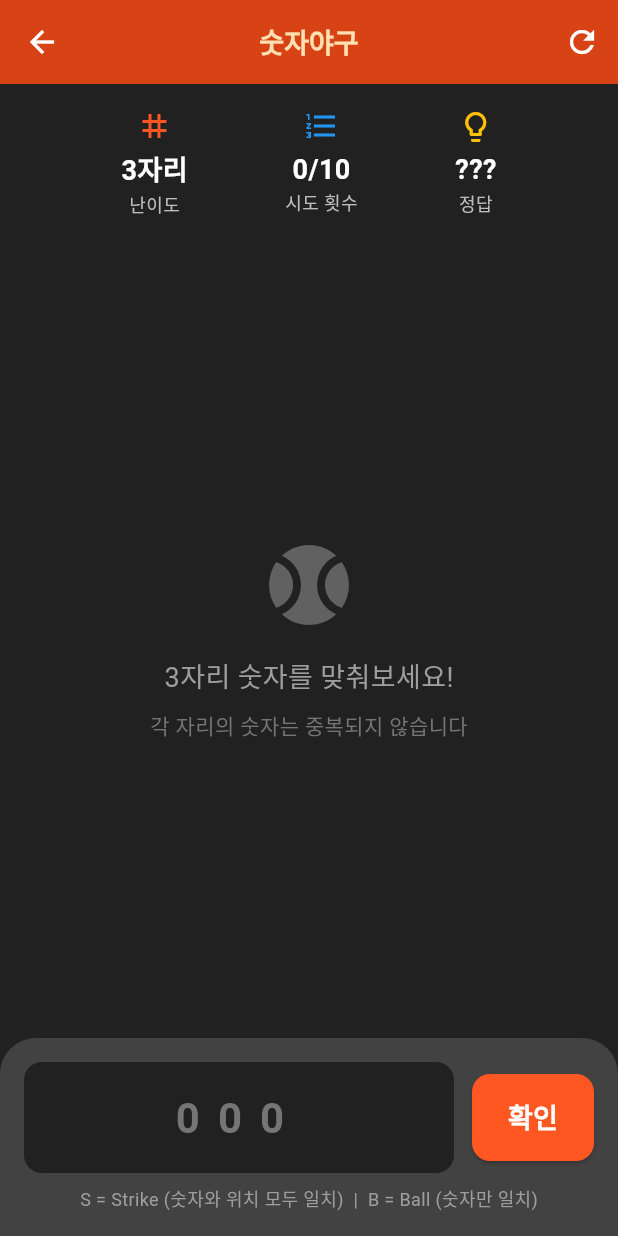
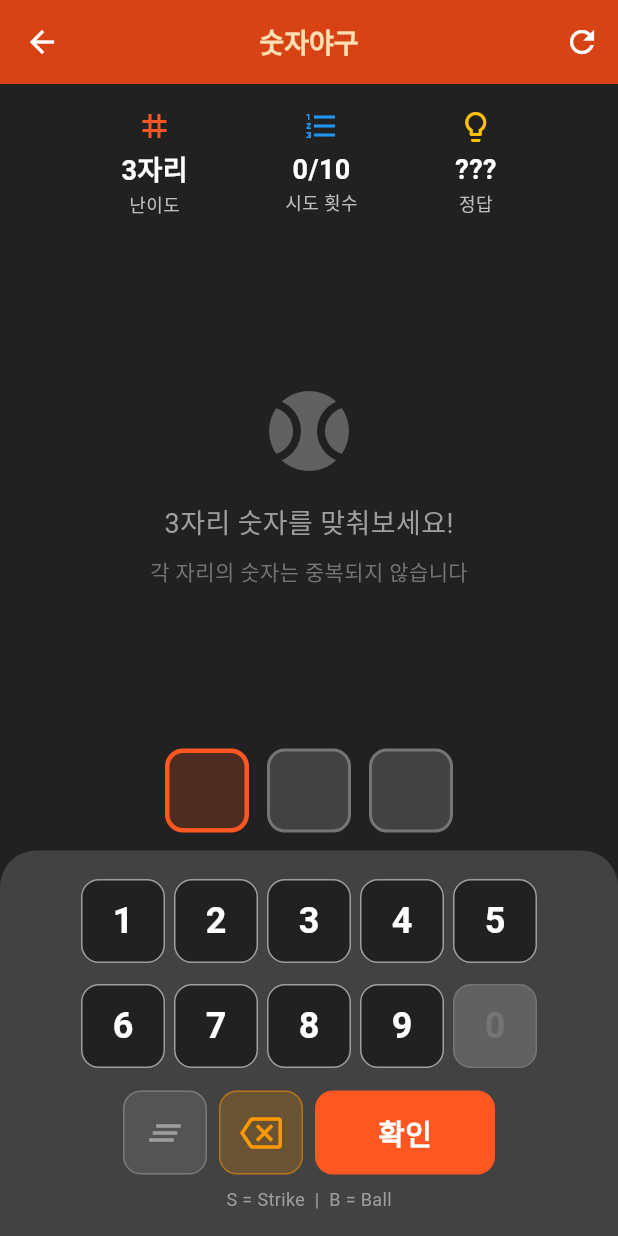
Before and after one commit to mhpark03/games, a Flutter app: the BaseballScreen screen opened directly, on a phone screen of 412 x 824 dp. Run offline on Flutter 3.47's test engine with Material 3 defaults, Android fonts, the phone set to English and light mode, and no system bars; our stand-ins replace shared_preferences; accounts and stored records are empty.

Commit message:
숫자야구 입력 방식을 박스 선택 방식으로 변경
- 텍스트 입력 대신 숫자 박스 선택 방식으로 변경
- 박스를 탭하여 선택 후 하단 숫자 버튼으로 입력
- 중복 숫자 및 첫 자리 0 입력 방지
- 이미 사용된 숫자 버튼 비활성화 표시
- 삭제, 전체 삭제, 확인 버튼 추가
- 세로/가로 모드 모두 지원

```diff
--- a/lib/games/baseball/baseball_screen.dart
+++ b/lib/games/baseball/baseball_screen.dart
@@ -37,8 +37,10 @@ class _BaseballScreenState extends State<BaseballScreen> {
   late String secretNumber;
   late int digitCount;
   List<GuessResult> guessHistory = [];
-  final TextEditingController _controller = TextEditingController();
-  final FocusNode _focusNode = FocusNode();
+
+  // 박스 선택 방식 입력
+  late List<String?> inputDigits;
+  int selectedIndex = 0;
 
   bool gameOver = false;
   bool gameWon = false;
@@ -49,14 +51,8 @@ class _BaseballScreenState extends State<BaseballScreen> {
   void initState() {
     super.initState();
     digitCount = widget.difficulty == BaseballDifficulty.easy ? 3 : 4;
+    inputDigits = List.filled(digitCount, null);
     _generateSecretNumber();
-  }
-
-  @override
-  void dispose() {
-    _controller.dispose();
-    _focusNode.dispose();
-    super.dispose();
   }
 
   void _generateSecretNumber() {
@@ -75,52 +71,80 @@ class _BaseballScreenState extends State<BaseballScreen> {
     secretNumber = digits.take(digitCount).join();
   }
 
+  void _onDigitInput(int digit) {
+    if (gameOver) return;
+
+    final digitStr = digit.toString();
+
+    // 첫 자리에 0 입력 불가
+    if (selectedIndex == 0 && digit == 0) {
+      setState(() {
+        errorMessage = '첫 자리는 0이 될 수 없습니다';
+      });
+      HapticFeedback.lightImpact();
+      return;
+    }
+
+    // 중복 숫자 체크
+    for (int i = 0; i < digitCount; i++) {
+      if (i != selectedIndex && inputDigits[i] == digitStr) {
+        setState(() {
+          errorMessage = '이미 사용된 숫자입니다';
+        });
+        HapticFeedback.lightImpact();
+        return;
+      }
+    }
+
+    setState(() {
+      errorMessage = null;
+      inputDigits[selectedIndex] = digitStr;
+      // 다음 빈 칸으로 이동
+      if (selectedIndex < digitCount - 1) {
+        selectedIndex++;
+      }
+    });
+    HapticFeedback.selectionClick();
+  }
+
+  void _onDelete() {
+    if (gameOver) return;
+
+    setState(() {
+      errorMessage = null;
+      if (inputDigits[selectedIndex] != null) {
+        inputDigits[selectedIndex] = null;
+      } else if (selectedIndex > 0) {
+        selectedIndex--;
+        inputDigits[selectedIndex] = null;
+      }
+    });
+    HapticFeedback.selectionClick();
+  }
+
+  void _onClear() {
+    if (gameOver) return;
+
+    setState(() {
+      errorMessage = null;
+      inputDigits = List.filled(digitCount, null);
+      selectedIndex = 0;
+    });
+    HapticFeedback.selectionClick();
+  }
+
   void _submitGuess() {
-    final guess = _controller.text.trim();
-
-    // 유효성 검사
-    if (guess.length != digitCount) {
+    // 모든 자리가 입력되었는지 확인
+    if (inputDigits.any((d) => d == null)) {
       setState(() {
-        errorMessage = '$digitCount자리 숫자를 입력하세요';
+        errorMessage = '모든 자리를 입력하세요';
       });
       return;
     }
 
-    if (!RegExp(r'^[0-9]+$').hasMatch(guess)) {
-      setState(() {
-        errorMessage = '숫자만 입력하세요';
-      });
-      return;
-    }
+    final guess = inputDigits.join();
 
-    if (guess[0] == '0') {
-      setState(() {
-        errorMessage = '첫 자리는 0이 될 수 없습니다';
-      });
-      return;
-    }
-
-    // 중복 숫자 검사
-    if (guess.split('').toSet().length != digitCount) {
-      setState(() {
-        errorMessage = '중복된 숫자가 있습니다';
-      });
-      return;
-    }
-
-    // 이미 시도한 숫자인지 검사
-    if (guessHistory.any((r) => r.guess == guess)) {
-      setState(() {
-        errorMessage = '이미 시도한 숫자입니다';
-      });
-      return;
-    }
-
-    setState(() {
-      errorMessage = null;
-    });
-
-    // 스트라이크, 볼 계산
+    // Strike와 Ball 계산
     int strikes = 0;
     int balls = 0;
 
@@ -140,30 +164,33 @@ class _BaseballScreenState extends State<BaseballScreen> {
 
     setState(() {
       guessHistory.add(result);
-      _controller.clear();
+      errorMessage = null;
+      inputDigits = List.filled(digitCount, null);
+      selectedIndex = 0;
 
       if (result.isCorrect) {
+        gameOver = true;
         gameWon = true;
-        gameOver = true;
-        HapticFeedback.heavyImpact();
       } else if (guessHistory.length >= maxAttempts) {
         gameOver = true;
-        HapticFeedback.heavyImpact();
-      } else {
-        HapticFeedback.lightImpact();
+        gameWon = false;
       }
     });
+
+    HapticFeedback.mediumImpact();
   }
 
   void _restartGame() {
     setState(() {
+      _generateSecretNumber();
       guessHistory.clear();
+      inputDigits = List.filled(digitCount, null);
+      selectedIndex = 0;
       gameOver = false;
       gameWon = false;
       errorMessage = null;
-      _controller.clear();
-      _generateSecretNumber();
     });
+    HapticFeedback.mediumImpact();
   }
 
   String _getDifficultyText() {
@@ -238,7 +265,7 @@ class _BaseballScreenState extends State<BaseballScreen> {
             children: [
               // 왼쪽 패널: 뒤로가기, 제목, 정보
               SizedBox(
-                width: 160,
+                width: 140,
                 child: Column(
                   children: [
                     const SizedBox(height: 8),
@@ -283,15 +310,22 @@ class _BaseballScreenState extends State<BaseballScreen> {
               Expanded(
                 child: Column(
                   children: [
+                    // 숫자 입력 박스
+                    if (!gameOver)
+                      Padding(
+                        padding: const EdgeInsets.all(12),
+                        child: _buildDigitBoxes(isLandscape: true),
+                      ),
+                    // 기록 목록
                     Expanded(
                       child: _buildGuessHistory(isLandscape: true),
                     ),
                   ],
                 ),
               ),
-              // 오른쪽 패널: 입력 영역
+              // 오른쪽 패널: 숫자 버튼
               SizedBox(
-                width: 200,
+                width: 180,
                 child: Column(
                   children: [
                     const SizedBox(height: 8),
@@ -305,13 +339,231 @@ class _BaseballScreenState extends State<BaseballScreen> {
                       ],
                     ),
                     const Spacer(),
-                    if (!gameOver) _buildCompactInputArea(),
+                    if (!gameOver) _buildNumberPad(isLandscape: true),
                     const Spacer(),
                   ],
                 ),
               ),
             ],
           ),
+        ),
+      ),
+    );
+  }
+
+  Widget _buildDigitBoxes({bool isLandscape = false}) {
+    final boxSize = isLandscape ? 44.0 : 56.0;
+    final fontSize = isLandscape ? 24.0 : 32.0;
+
+    return Column(
+      children: [
+        if (errorMessage != null)
+          Container(
+            margin: const EdgeInsets.only(bottom: 8),
+            padding: const EdgeInsets.symmetric(horizontal: 12, vertical: 6),
+            decoration: BoxDecoration(
+              color: Colors.red.withValues(alpha: 0.2),
+              borderRadius: BorderRadius.circular(8),
+            ),
+            child: Text(
+              errorMessage!,
+              style: TextStyle(
+                color: Colors.red,
+                fontSize: isLandscape ? 11 : 13,
+              ),
+            ),
+          ),
+        Row(
+          mainAxisAlignment: MainAxisAlignment.center,
+          children: List.generate(digitCount, (index) {
+            final isSelected = index == selectedIndex;
+            final hasValue = inputDigits[index] != null;
+
+            return GestureDetector(
+              onTap: () {
+                if (!gameOver) {
+                  setState(() {
+                    selectedIndex = index;
+                  });
+                  HapticFeedback.selectionClick();
+                }
+              },
+              child: Container(
+                width: boxSize,
+                height: boxSize,
+                margin: EdgeInsets.symmetric(horizontal: isLandscape ? 4 : 6),
+                decoration: BoxDecoration(
+                  color: isSelected
+                      ? Colors.deepOrange.withValues(alpha: 0.2)
+                      : Colors.grey.shade800,
+                  borderRadius: BorderRadius.circular(12),
+                  border: Border.all(
+                    color: isSelected ? Colors.deepOrange : Colors.grey.shade600,
+                    width: isSelected ? 3 : 2,
+                  ),
+                ),
+                child: Center(
+                  child: Text(
+                    hasValue ? inputDigits[index]! : '',
+                    style: TextStyle(
+                      color: Colors.white,
+                      fontSize: fontSize,
+                      fontWeight: FontWeight.bold,
+                    ),
+                  ),
+                ),
+              ),
+            );
+          }),
+        ),
+      ],
+    );
+  }
+
+  Widget _buildNumberPad({bool isLandscape = false}) {
+    final buttonSize = isLandscape ? 44.0 : 56.0;
+    final fontSize = isLandscape ? 20.0 : 24.0;
+
+    return Container(
+      padding: EdgeInsets.all(isLandscape ? 8 : 16),
+      decoration: BoxDecoration(
+        color: Colors.grey.shade800,
+        borderRadius: isLandscape
+            ? BorderRadius.circular(16)
+            : const BorderRadius.vertical(top: Radius.circular(24)),
+      ),
+      child: Column(
+        mainAxisSize: MainAxisSize.min,
+        children: [
+          // 1-5
+          Row(
+            mainAxisAlignment: MainAxisAlignment.center,
+            children: [1, 2, 3, 4, 5].map((n) => _buildNumberButton(n, buttonSize, fontSize)).toList(),
+          ),
+          SizedBox(height: isLandscape ? 6 : 8),
+          // 6-0
+          Row(
+            mainAxisAlignment: MainAxisAlignment.center,
+            children: [6, 7, 8, 9, 0].map((n) => _buildNumberButton(n, buttonSize, fontSize)).toList(),
+          ),
+          SizedBox(height: isLandscape ? 8 : 12),
+          // 삭제, 확인 버튼
+          Row(
+            mainAxisAlignment: MainAxisAlignment.center,
+            children: [
+              // 전체 삭제
+              _buildActionButton(
+                icon: Icons.clear_all,
+                onTap: _onClear,
+                size: buttonSize,
+                color: Colors.grey,
+              ),
+              SizedBox(width: isLandscape ? 6 : 8),
+              // 삭제
+              _buildActionButton(
+                icon: Icons.backspace_outlined,
+                onTap: _onDelete,
+                size: buttonSize,
+                color: Colors.orange,
+              ),
+              SizedBox(width: isLandscape ? 6 : 8),
+              // 확인
+              GestureDetector(
+                onTap: _submitGuess,
+                child: Container(
+                  width: buttonSize * 2 + (isLandscape ? 6 : 8),
+                  height: buttonSize,
+                  decoration: BoxDecoration(
+                    color: Colors.deepOrange,
+                    borderRadius: BorderRadius.circular(12),
+                  ),
+                  child: Center(
+                    child: Text(
+                      '확인',
+                      style: TextStyle(
+                        color: Colors.white,
+                        fontSize: fontSize * 0.8,
+                        fontWeight: FontWeight.bold,
+                      ),
+                    ),
+                  ),
+                ),
+              ),
+            ],
+          ),
+          if (!isLandscape) ...[
+            const SizedBox(height: 8),
+            Text(
+              'S = Strike  |  B = Ball',
+              style: TextStyle(
+                color: Colors.grey.shade500,
+                fontSize: 12,
+              ),
+            ),
+          ],
+        ],
+      ),
+    );
+  }
+
+  Widget _buildNumberButton(int number, double size, double fontSize) {
+    // 첫 자리 선택 시 0 비활성화
+    final isDisabled = selectedIndex == 0 && number == 0;
+    // 이미 사용된 숫자 체크
+    final isUsed = inputDigits.contains(number.toString()) &&
+        inputDigits[selectedIndex] != number.toString();
+
+    return GestureDetector(
+      onTap: (isDisabled || isUsed) ? null : () => _onDigitInput(number),
+      child: Container(
+        width: size,
+        height: size,
+        margin: const EdgeInsets.all(3),
+        decoration: BoxDecoration(
+          color: (isDisabled || isUsed)
+              ? Colors.grey.shade700
+              : Colors.grey.shade900,
+          borderRadius: BorderRadius.circular(12),
+          border: Border.all(
+            color: (isDisabled || isUsed)
+                ? Colors.grey.shade600
+                : Colors.grey.shade500,
+          ),
+        ),
+        child: Center(
+          child: Text(
+            '$number',
+            style: TextStyle(
+              color: (isDisabled || isUsed)
+                  ? Colors.grey.shade600
+                  : Colors.white,
+              fontSize: fontSize,
+              fontWeight: FontWeight.bold,
+            ),
+          ),
+        ),
+      ),
+    );
+  }
+
+  Widget _buildActionButton({
+    required IconData icon,
+    required VoidCallback onTap,
+    required double size,
+    required Color color,
+  }) {
+    return GestureDetector(
+      onTap: onTap,
+      child: Container(
+        width: size,
+        height: size,
+        decoration: BoxDecoration(
+          color: color.withValues(alpha: 0.2),
+          borderRadius: BorderRadius.circular(12),
+          border: Border.all(color: color.withValues(alpha: 0.5)),
+        ),
+        child: Center(
+          child: Icon(icon, color: color, size: size * 0.5),
         ),
       ),
     );
@@ -414,106 +666,6 @@ class _BaseballScreenState extends State<BaseballScreen> {
             style: TextStyle(
               color: Colors.grey.shade400,
               fontSize: 12,
-            ),
-          ),
-        ],
-      ),
-    );
-  }
-
-  Widget _buildCompactInputArea() {
-    return Container(
-      padding: const EdgeInsets.all(12),
-      margin: const EdgeInsets.symmetric(horizontal: 8),
-      decoration: BoxDecoration(
-        color: Colors.grey.shade800,
-        borderRadius: BorderRadius.circular(12),
-      ),
-      child: Column(
-        mainAxisSize: MainAxisSize.min,
-        children: [
-          if (errorMessage != null)
-            Container(
-              margin: const EdgeInsets.only(bottom: 8),
-              padding: const EdgeInsets.symmetric(horizontal: 8, vertical: 4),
-              decoration: BoxDecoration(
-                color: Colors.red.withValues(alpha: 0.2),
-                borderRadius: BorderRadius.circular(8),
-              ),
-              child: Text(
-                errorMessage!,
-                style: const TextStyle(color: Colors.red, fontSize: 11),
-                textAlign: TextAlign.center,
-              ),
-            ),
-          TextField(
-            controller: _controller,
-            focusNode: _focusNode,
-            keyboardType: TextInputType.number,
-            maxLength: digitCount,
-            textAlign: TextAlign.center,
-            style: const TextStyle(
-              color: Colors.white,
-              fontSize: 24,
-              fontWeight: FontWeight.bold,
-              letterSpacing: 8,
-            ),
-            decoration: InputDecoration(
-              counterText: '',
-              hintText: '0' * digitCount,
-              hintStyle: TextStyle(
-                color: Colors.grey.shade600,
-                fontSize: 24,
-                letterSpacing: 8,
-              ),
-              filled: true,
-              fillColor: Colors.grey.shade900,
-              contentPadding: const EdgeInsets.symmetric(vertical: 12),
-              border: OutlineInputBorder(
-                borderRadius: BorderRadius.circular(8),
-                borderSide: BorderSide.none,
-              ),
-              focusedBorder: OutlineInputBorder(
-                borderRadius: BorderRadius.circular(8),
-                borderSide: const BorderSide(
-                  color: Colors.deepOrange,
-                  width: 2,
-                ),
-              ),
-            ),
-            inputFormatters: [
-              FilteringTextInputFormatter.digitsOnly,
-            ],
-            onSubmitted: (_) => _submitGuess(),
-          ),
-          const SizedBox(height: 8),
-          SizedBox(
-            width: double.infinity,
-            child: ElevatedButton(
-              onPressed: _submitGuess,
-              style: ElevatedButton.styleFrom(
-                backgroundColor: Colors.deepOrange,
-                foregroundColor: Colors.white,
-                padding: const EdgeInsets.symmetric(vertical: 12),
-                shape: RoundedRectangleBorder(
-                  borderRadius: BorderRadius.circular(8),
-                ),
-              ),
-              child: const Text(
-                '확인',
-                style: TextStyle(
-                  fontSize: 16,
-                  fontWeight: FontWeight.bold,
-                ),
-              ),
-            ),
-          ),
-          const SizedBox(height: 8),
-          Text(
-            'S=Strike  B=Ball',
-            style: TextStyle(
-              color: Colors.grey.shade500,
-              fontSize: 10,
             ),
           ),
         ],
@@ -777,116 +929,16 @@ class _BaseballScreenState extends State<BaseballScreen> {
   }
 
   Widget _buildInputArea() {
-    return Container(
-      padding: const EdgeInsets.all(16),
-      decoration: BoxDecoration(
-        color: Colors.grey.shade800,
-        borderRadius: const BorderRadius.vertical(top: Radius.circular(24)),
-      ),
-      child: Column(
-        mainAxisSize: MainAxisSize.min,
-        children: [
-          // 에러 메시지
-          if (errorMessage != null)
-            Container(
-              margin: const EdgeInsets.only(bottom: 12),
-              padding: const EdgeInsets.symmetric(horizontal: 12, vertical: 8),
-              decoration: BoxDecoration(
-                color: Colors.red.withValues(alpha: 0.2),
-                borderRadius: BorderRadius.circular(8),
-              ),
-              child: Row(
-                mainAxisSize: MainAxisSize.min,
-                children: [
-                  const Icon(Icons.error_outline, color: Colors.red, size: 18),
-                  const SizedBox(width: 8),
-                  Text(
-                    errorMessage!,
-                    style: const TextStyle(color: Colors.red),
-                  ),
-                ],
-              ),
-            ),
-          Row(
-            children: [
-              // 숫자 입력 필드
-              Expanded(
-                child: TextField(
-                  controller: _controller,
-                  focusNode: _focusNode,
-                  keyboardType: TextInputType.number,
-                  maxLength: digitCount,
-                  textAlign: TextAlign.center,
-                  style: const TextStyle(
-                    color: Colors.white,
-                    fontSize: 28,
-                    fontWeight: FontWeight.bold,
-                    letterSpacing: 12,
-                  ),
-                  decoration: InputDecoration(
-                    counterText: '',
-                    hintText: '0' * digitCount,
-                    hintStyle: TextStyle(
-                      color: Colors.grey.shade600,
-                      fontSize: 28,
-                      letterSpacing: 12,
-                    ),
-                    filled: true,
-                    fillColor: Colors.grey.shade900,
-                    border: OutlineInputBorder(
-                      borderRadius: BorderRadius.circular(12),
-                      borderSide: BorderSide.none,
-                    ),
-                    focusedBorder: OutlineInputBorder(
-                      borderRadius: BorderRadius.circular(12),
-                      borderSide: const BorderSide(
-                        color: Colors.deepOrange,
-                        width: 2,
-                      ),
-                    ),
-                  ),
-                  inputFormatters: [
-                    FilteringTextInputFormatter.digitsOnly,
-                  ],
-                  onSubmitted: (_) => _submitGuess(),
-                ),
-              ),
-              const SizedBox(width: 12),
-              // 확인 버튼
-              ElevatedButton(
-                onPressed: _submitGuess,
-                style: ElevatedButton.styleFrom(
-                  backgroundColor: Colors.deepOrange,
-                  foregroundColor: Colors.white,
-                  padding: const EdgeInsets.symmetric(
-                    horizontal: 24,
-                    vertical: 16,
-                  ),
-                  shape: RoundedRectangleBorder(
-                    borderRadius: BorderRadius.circular(12),
-                  ),
-                ),
-                child: const Text(
-                  '확인',
-                  style: TextStyle(
-                    fontSize: 18,
-                    fontWeight: FontWeight.bold,
-                  ),
-                ),
-              ),
-            ],
-          ),
-          const SizedBox(height: 8),
-          // 힌트
-          Text(
-            'S = Strike (숫자와 위치 모두 일치)  |  B = Ball (숫자만 일치)',
-            style: TextStyle(
-              color: Colors.grey.shade500,
-              fontSize: 12,
-            ),
-          ),
-        ],
-      ),
+    return Column(
+      children: [
+        // 숫자 입력 박스
+        Padding(
+          padding: const EdgeInsets.symmetric(horizontal: 16, vertical: 12),
+          child: _buildDigitBoxes(),
+        ),
+        // 숫자 패드
+        _buildNumberPad(),
+      ],
     );
   }
 }
```
